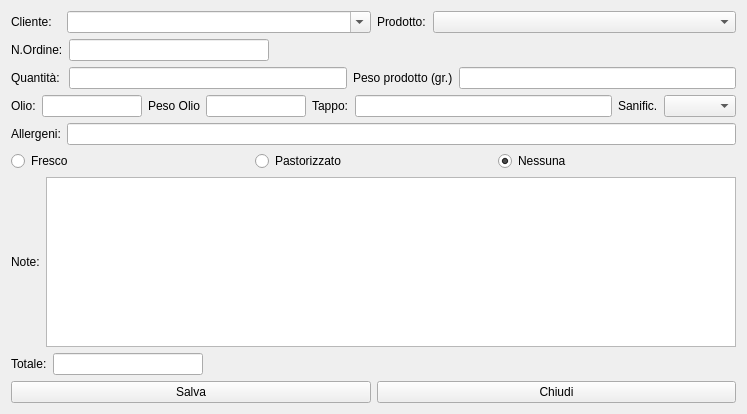
Qt form hwpmanager.ui (fblabs/hamlet-mod-sancon) before a commit.
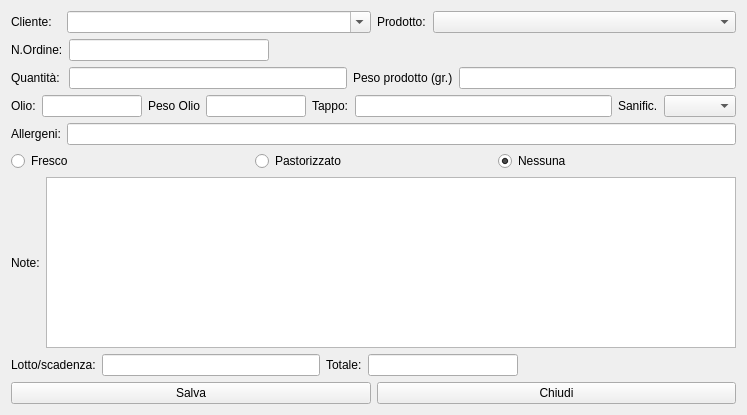
The same form after that commit. Icons and pictures are not drawn.

Patch:
```diff
--- a/hwpmanager.ui
+++ b/hwpmanager.ui
@@ -10,7 +10,7 @@
     <x>0</x>
     <y>0</y>
     <width>747</width>
-    <height>414</height>
+    <height>415</height>
    </rect>
   </property>
   <property name="windowTitle">
@@ -249,6 +249,16 @@
    </item>
    <item>
     <layout class="QHBoxLayout" name="horizontalLayout_3">
+     <item>
+      <widget class="QLabel" name="label_13">
+       <property name="text">
+        <string>Lotto/scadenza:</string>
+       </property>
+      </widget>
+     </item>
+     <item>
+      <widget class="QLineEdit" name="leLotScad"/>
+     </item>
      <item>
       <widget class="QLabel" name="label_7">
        <property name="text">
@@ -282,7 +292,7 @@
     </layout>
    </item>
    <item>
-    <layout class="QHBoxLayout" name="horizontalLayout">
+    <layout class="QHBoxLayout" name="horizontalLayout_4">
      <item>
       <widget class="QPushButton" name="pbSave">
        <property name="text">
```
Left out of the diff: 3 changed lines with no effect on the pictures.
